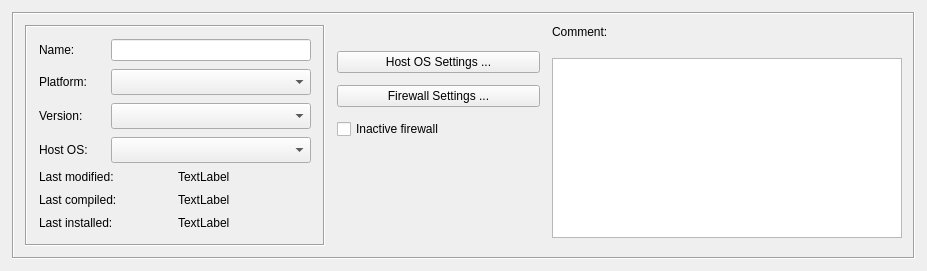
Before: the Qt Designer form src/gui/firewalldialog_q.ui in fwbuilder/fwbuilder, drawn with Qt 5.
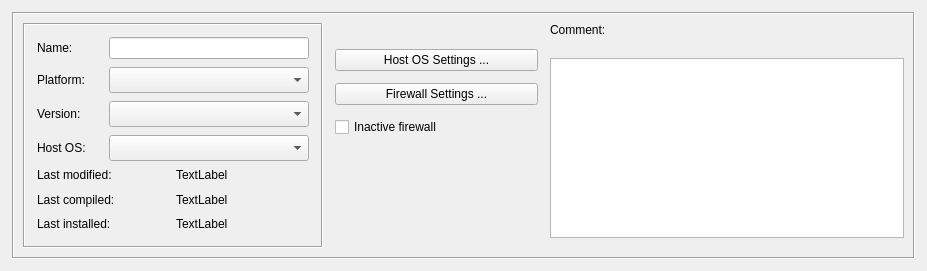
After: the same form once the commit is applied.

Commit message: See #501 Finally cleaned up dialog layout for all object dialogs. Had to remove default margin and spacing in the "form setting" for each dialog

What changed in the file:
```diff
--- a/src/gui/firewalldialog_q.ui
+++ b/src/gui/firewalldialog_q.ui
@@ -402,7 +402,6 @@
    </item>
   </layout>
  </widget>
- <layoutdefault spacing="6" margin="11" />
  <tabstops>
   <tabstop>obj_name</tabstop>
   <tabstop>platform</tabstop>
```
Left out of the diff: 1 changed line with no effect on the pictures. The commit also changes 30 other files.
